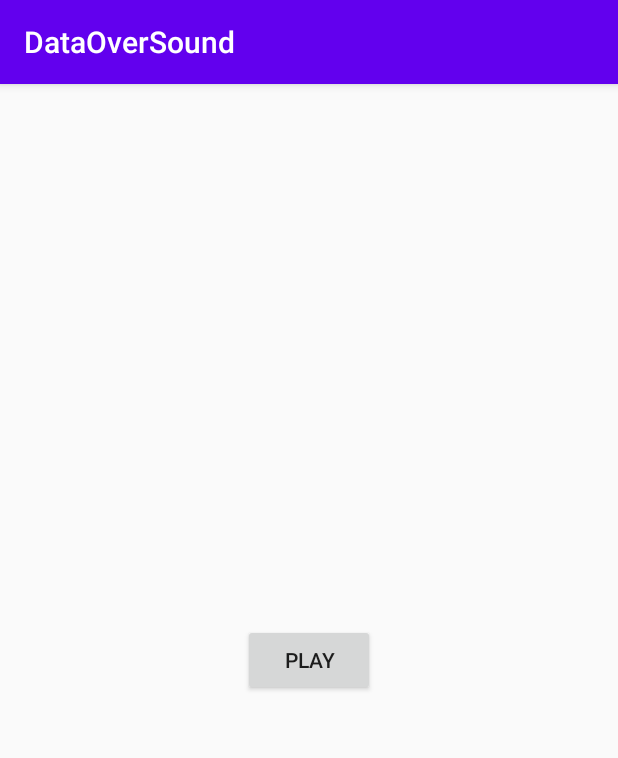
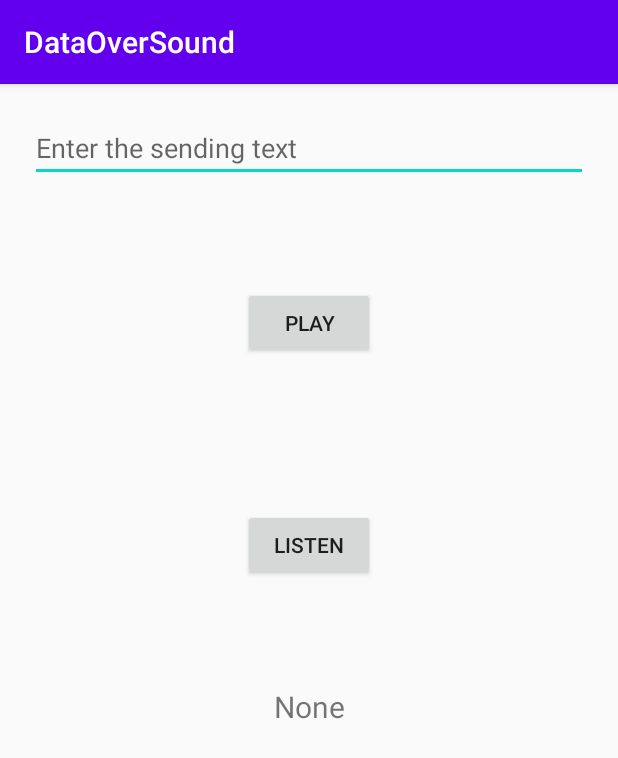
Before and after one commit to sujink1999/DataOverSound, an Android app: the screen it shows after launch (MainActivity), after a tap on "PLAY", on a phone screen of 412 x 824 dp. Shown: the top 758 px of the screen. Run offline under Robolectric (Android 15) with nearby library versions, the phone set to English and light mode, and no system bars.

Commit message:
sending and receiving works

```diff
--- a/app/src/main/java/com/sujin/dataoversound/MainActivity.java
+++ b/app/src/main/java/com/sujin/dataoversound/MainActivity.java
@@ -16,6 +16,8 @@ import android.os.Handler;
 import android.util.Log;
 import android.view.View;
 import android.widget.Button;
+import android.widget.EditText;
+import android.widget.TextView;
 
 import java.io.UnsupportedEncodingException;
 
@@ -41,11 +43,18 @@ public class MainActivity extends AppCompatActivity implements CallbackSendRec {
     public void onCreate(Bundle savedInstanceState) {
         super.onCreate(savedInstanceState);
         setContentView(R.layout.activity_main);
-        Button button = findViewById(R.id.play_button);
-        button.setOnClickListener(new View.OnClickListener() {
+        Button sendButton = findViewById(R.id.play_button);
+        Button listenButton = findViewById(R.id.listen_button);
+        sendButton.setOnClickListener(new View.OnClickListener() {
             @Override
             public void onClick(View view) {
                 sendData();
+            }
+        });
+        listenButton.setOnClickListener(new View.OnClickListener() {
+            @Override
+            public void onClick(View view) {
+                listenMessage();
             }
         });
         init();
@@ -65,8 +74,9 @@ public class MainActivity extends AppCompatActivity implements CallbackSendRec {
 
     void sendData(){
         sendTask = new BufferSoundTask();
+        EditText sendText = findViewById(R.id.sendText);
         try {
-            byte[] byteText = "sendText".getBytes("UTF-8");
+            byte[] byteText = sendText.getText().toString().getBytes("UTF-8");
             sendTask.setBuffer(byteText);
             Integer[] tempArr=new Integer[6];
             tempArr[0] = DEF_START_FREQUENCY;
@@ -93,7 +103,7 @@ public class MainActivity extends AppCompatActivity implements CallbackSendRec {
     }
 
     //Called on listen button click
-    public void listenMessage(View view) {
+    public void listenMessage() {
         //If sending task is active, stop it and update GUI
         if(isSending){
             stopSending();
@@ -153,7 +163,10 @@ public class MainActivity extends AppCompatActivity implements CallbackSendRec {
 
     @Override
     public void actionDone(int srFlag, String message) {
-
+        TextView returnText = findViewById(R.id.returnText);
+        if (srFlag==1){
+            returnText.setText(message);
+        }
     }
 
     @Override
--- a/app/src/main/java/com/sujin/dataoversound/RecordTask.java
+++ b/app/src/main/java/com/sujin/dataoversound/RecordTask.java
@@ -2,6 +2,8 @@ package com.sujin.dataoversound;
 
 import android.os.AsyncTask;
 import android.os.Process;
+import android.util.Log;
+import android.widget.TextView;
 
 import java.io.BufferedOutputStream;
 import java.io.File;
@@ -37,9 +39,6 @@ public class RecordTask extends AsyncTask<Integer, Void, Void> implements Callba
         int StartFrequency=integers[0];
         int EndFrequency=integers[1];
         int BitPerTone=integers[2];
-        int Encoding=integers[3];
-        int ErrorCheck=integers[4];
-        int ErrorCheckByteNum=integers[5];
         //Create list for recorded samples
         recordedArray=new ArrayList<ChunkElement>();
         //Create frequency to bit converter with specific parameters
@@ -144,10 +143,10 @@ public class RecordTask extends AsyncTask<Integer, Void, Void> implements Callba
         //Convert received frequencies to bytes
         byte[] readBytes= bitConverter.getAndResetReadBytes();
         try {
-            if(namePartBArray==null) {
-                //If its chat communication set message as return string
-                myString = new String(readBytes, "UTF-8");
-            }
+            //If its chat communication set message as return string
+            myString = new String(readBytes, "UTF-8");
+            callbackRet.actionDone(1, myString);
+            Log.v("WOAH! THE STRING IS", myString);
         } catch (Exception e) {
             e.printStackTrace();
         }
@@ -252,4 +251,5 @@ public class RecordTask extends AsyncTask<Integer, Void, Void> implements Callba
     public void setFileName(String fileName){
         this.fileName=fileName;
     }
+
 }
--- a/app/src/main/res/layout/activity_main.xml
+++ b/app/src/main/res/layout/activity_main.xml
@@ -1,19 +1,43 @@
 <?xml version="1.0" encoding="utf-8"?>
-<androidx.constraintlayout.widget.ConstraintLayout xmlns:android="http://schemas.android.com/apk/res/android"
-    xmlns:app="http://schemas.android.com/apk/res-auto"
+<LinearLayout xmlns:android="http://schemas.android.com/apk/res/android"
     xmlns:tools="http://schemas.android.com/tools"
     android:layout_width="match_parent"
     android:layout_height="match_parent"
+    android:orientation="vertical"
     tools:context=".MainActivity">
+
+    <EditText
+        android:layout_width="match_parent"
+        android:layout_height="wrap_content"
+        android:layout_margin="20dp"
+        android:hint="Enter the sending text"
+        android:id="@+id/sendText"
+        ></EditText>
 
     <Button
         android:id="@+id/play_button"
         android:layout_width="wrap_content"
         android:layout_height="wrap_content"
-        android:text="Play"
-        app:layout_constraintBottom_toBottomOf="parent"
-        app:layout_constraintLeft_toLeftOf="parent"
-        app:layout_constraintRight_toRightOf="parent"
-        app:layout_constraintTop_toTopOf="parent" />
+        android:layout_gravity="center_horizontal"
+        android:layout_margin="50dp"
+        android:text="Play"/>
 
-</androidx.constraintlayout.widget.ConstraintLayout>
+    <Button
+        android:id="@+id/listen_button"
+        android:layout_width="wrap_content"
+        android:layout_height="wrap_content"
+        android:layout_gravity="center_horizontal"
+        android:layout_margin="50dp"
+        android:text="Listen"/>
+
+    <TextView
+        android:layout_width="match_parent"
+        android:layout_height="wrap_content"
+        android:layout_margin="20dp"
+        android:text="None"
+        android:textAlignment="center"
+        android:textSize="20dp"
+        android:id="@+id/returnText"
+        ></TextView>
+
+</LinearLayout>
```
